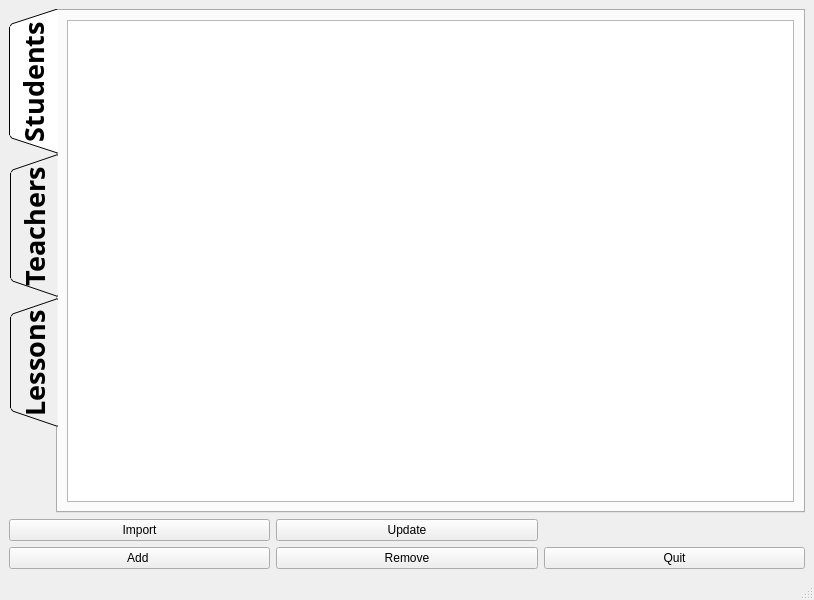
fazlamuhendis/School-Management-System, file management_system.ui: the form before one commit.
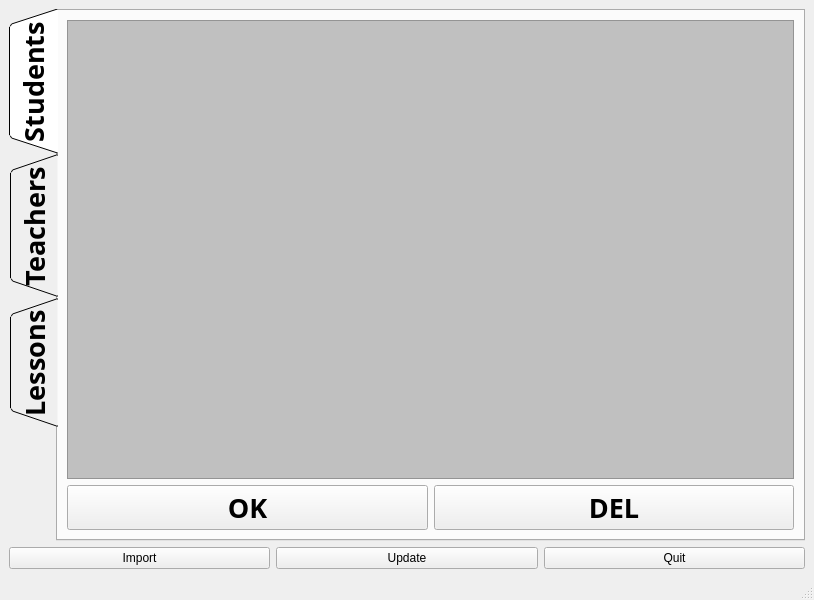
The form after the commit. The open tabs and pages were chosen to show the change.

The edit to the form file:
```diff
--- a/management_system.ui
+++ b/management_system.ui
@@ -15,13 +15,6 @@
   </property>
   <widget class="QWidget" name="centralwidget">
    <layout class="QGridLayout" name="gridLayout">
-    <item row="1" column="0">
-     <widget class="QPushButton" name="btn_import">
-      <property name="text">
-       <string>Import</string>
-      </property>
-     </widget>
-    </item>
     <item row="2" column="2">
      <widget class="QPushButton" name="btn_quit">
       <property name="text">
@@ -29,27 +22,6 @@
       </property>
      </widget>
     </item>
-    <item row="1" column="1">
-     <widget class="QPushButton" name="btn_update">
-      <property name="text">
-       <string>Update</string>
-      </property>
-     </widget>
-    </item>
-    <item row="2" column="0">
-     <widget class="QPushButton" name="btn_add">
-      <property name="text">
-       <string>Add </string>
-      </property>
-     </widget>
-    </item>
-    <item row="2" column="1">
-     <widget class="QPushButton" name="btn_remove">
-      <property name="text">
-       <string>Remove</string>
-      </property>
-     </widget>
-    </item>
     <item row="0" column="0" colspan="3">
      <widget class="QTabWidget" name="tabWidget">
       <property name="font">
@@ -105,7 +77,78 @@
        </attribute>
        <layout class="QGridLayout" name="gridLayout_2">
         <item row="0" column="0">
-         <widget class="QTableWidget" name="students_table"/>
+         <widget class="QTableWidget" name="students_table">
+          <property name="styleSheet">
+           <string notr="true">QTableWidget{
+background-color:#C0C0C0;
+alternate-background-color:#606060;
+selection-background-color:#282828;
+}</string>
+          </property>
+          <property name="editTriggers">
+           <set>QAbstractItemView::NoEditTriggers</set>
+          </property>
+          <property name="alternatingRowColors">
+           <bool>true</bool>
+          </property>
+          <property name="selectionMode">
+           <enum>QAbstractItemView::ContiguousSelection</enum>
+          </property>
+          <property name="selectionBehavior">
+           <enum>QAbstractItemView::SelectRows</enum>
+          </property>
+          <property name="textElideMode">
+           <enum>Qt::ElideRight</enum>
+          </property>
+          <property name="verticalScrollMode">
+           <enum>QAbstractItemView::ScrollPerItem</enum>
+          </property>
+          <property name="gridStyle">
+           <enum>Qt::SolidLine</enum>
+          </property>
+          <property name="sortingEnabled">
+           <bool>false</bool>
+          </property>
+          <property name="wordWrap">
+           <bool>true</bool>
+          </property>
+          <property name="cornerButtonEnabled">
+           <bool>false</bool>
+          </property>
+          <attribute name="horizontalHeaderCascadingSectionResizes">
+           <bool>true</bool>
+          </attribute>
+          <attribute name="horizontalHeaderDefaultSectionSize">
+           <number>150</number>
+          </attribute>
+          <attribute name="horizontalHeaderShowSortIndicator" stdset="0">
+           <bool>true</bool>
+          </attribute>
+          <attribute name="horizontalHeaderStretchLastSection">
+           <bool>true</bool>
+          </attribute>
+          <attribute name="verticalHeaderCascadingSectionResizes">
+           <bool>true</bool>
+          </attribute>
+         </widget>
+        </item>
+        <item row="1" column="0">
+         <layout class="QHBoxLayout" name="horizontalLayout">
+          <item>
+           <widget class="QPushButton" name="btn_st_table_add">
+            <property name="text">
+             <string>OK</string>
+            </property>
+           </widget>
+          </item>
+          <item>
+           <widget class="QPushButton" name="btn_std_table_del">
+            <property name="text">
+             <string>DEL</string>
+            </property>
+           </widget>
+          </item>
+         </layout>
         </item>
        </layout>
       </widget>
@@ -131,6 +174,20 @@
       </widget>
      </widget>
     </item>
+    <item row="2" column="0">
+     <widget class="QPushButton" name="btn_import">
+      <property name="text">
+       <string>Import</string>
+      </property>
+     </widget>
+    </item>
+    <item row="2" column="1">
+     <widget class="QPushButton" name="btn_update">
+      <property name="text">
+       <string>Update</string>
+      </property>
+     </widget>
+    </item>
    </layout>
   </widget>
   <widget class="QMenuBar" name="menubar">
```
Left out of the diff: 104 changed lines with no effect on the pictures.
